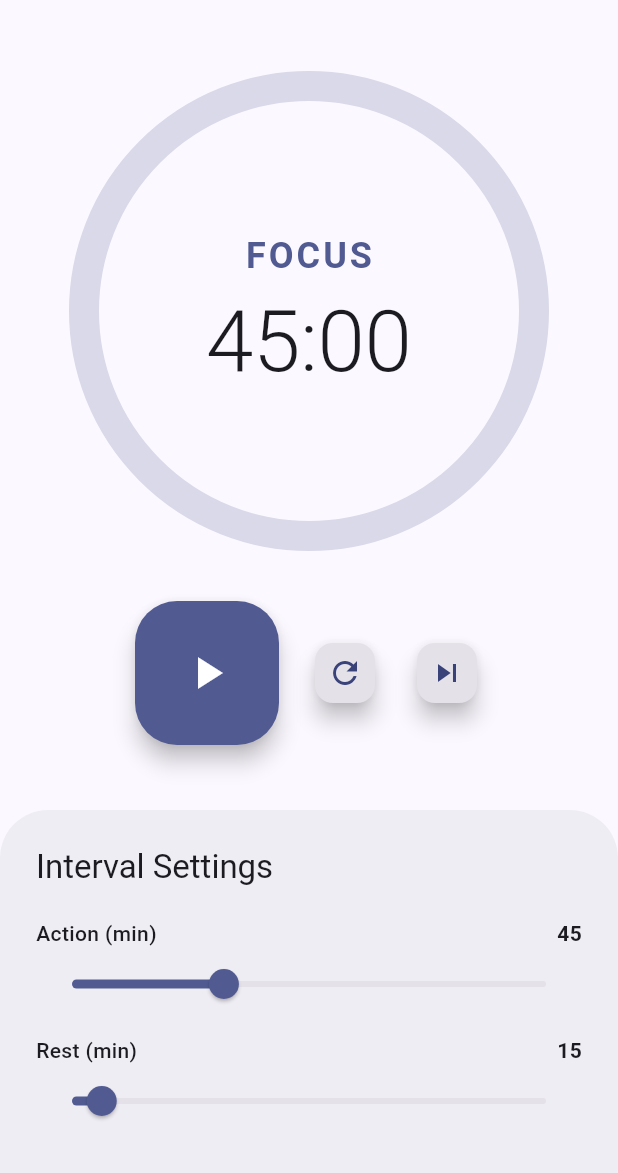
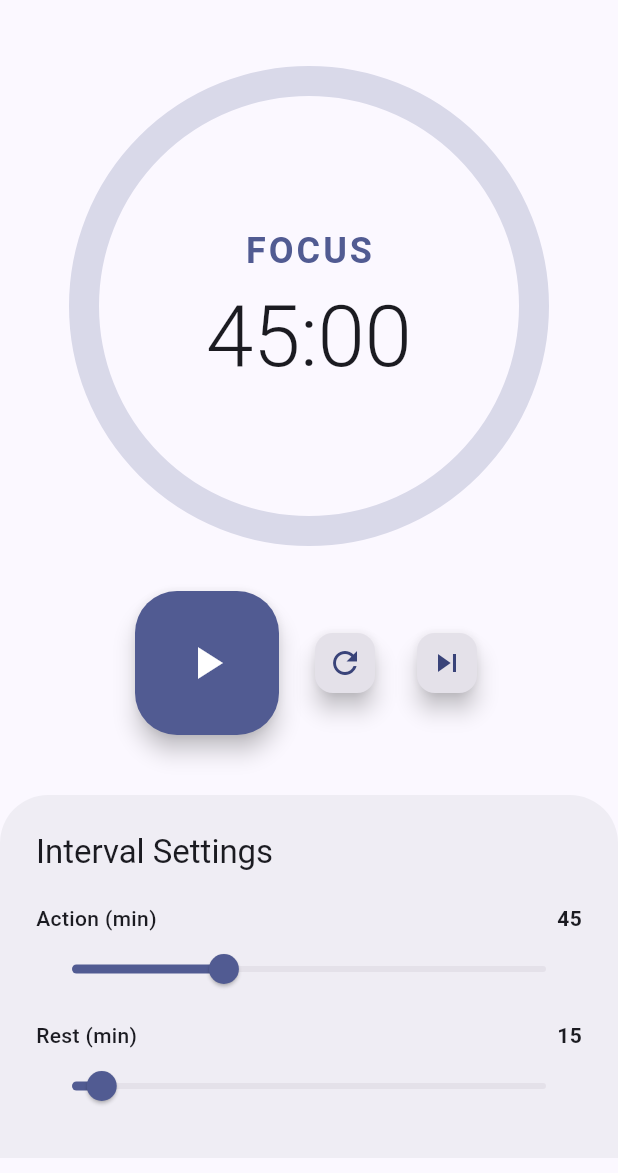
Before and after one commit to asnd/interval_reminders, a Flutter app: the screen it shows after launch, on a phone screen of 412 x 824 dp, the part 63-1236 px from its top. Run offline on Flutter 3.47's test engine with Material 3 defaults, Android fonts, the phone set to English and light mode, and no system bars; our stand-ins replace shared_preferences.

Commit message:
Corrected HomePage build syntax and layout

```diff
--- a/lib/main.dart
+++ b/lib/main.dart
@@ -203,9 +203,10 @@ class HomePage extends StatelessWidget {
         centerTitle: true,
       ),
       body: SafeArea(
+        child: SingleChildScrollView(
           child: Column(
             children: [
-            const Spacer(),
+              const SizedBox(height: 40),
 
               // Timer Display
               Stack(
@@ -237,7 +238,8 @@ class HomePage extends StatelessWidget {
                       const SizedBox(height: 10),
                       Text(
                         timer.timerString,
-                      style: Theme.of(context).textTheme.displayLarge?.copyWith(
+                        style:
+                            Theme.of(context).textTheme.displayLarge?.copyWith(
                           fontWeight: FontWeight.w300,
                           fontFeatures: [const FontFeature.tabularFigures()],
                         ),
@@ -247,7 +249,7 @@ class HomePage extends StatelessWidget {
                 ],
               ),
 
-            const Spacer(),
+              const SizedBox(height: 40),
 
               // Controls
               Row(
@@ -287,7 +289,7 @@ class HomePage extends StatelessWidget {
                 ],
               ),
 
-            const Spacer(),
+              const SizedBox(height: 40),
 
               // Settings Sheet
               Container(
@@ -322,6 +324,7 @@ class HomePage extends StatelessWidget {
             ],
           ),
         ),
+      ),
     );
   }
 
```
Lines whose indentation alone changed are shown as unchanged.
